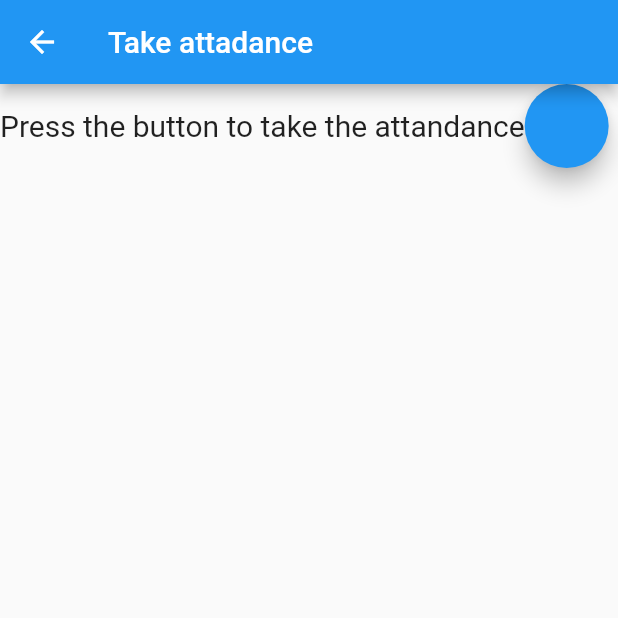
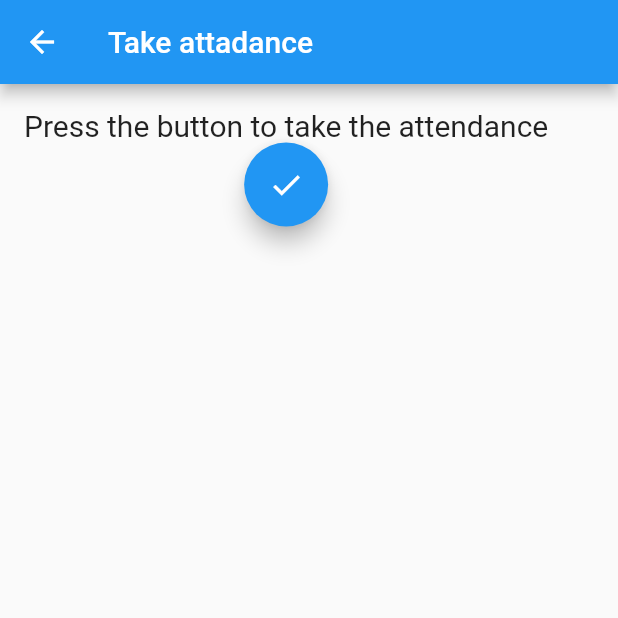
Before and after one commit to aaronkong13/attandanceAppSystem, a Flutter app: the takeAttendanceSrceen screen opened directly, on a phone screen of 412 x 824 dp, the top half of it. Run offline on Flutter 3.47's test engine with Material 2 defaults, Android fonts, the phone set to English and light mode, and no system bars; our stand-ins replace date_format.

Commit message:
add time zone widget and fix the button possition

```diff
--- a/testflutterproject1/lib/attandanceSrceen.dart
+++ b/testflutterproject1/lib/attandanceSrceen.dart
@@ -2,6 +2,7 @@ import 'dart:io';
 
 import 'package:flutter/material.dart';
 import 'package:testflutterproject1/attdRecord.dart';
+import 'package:date_format/date_format.dart';
 
 class takeAttendanceSrceen extends StatefulWidget {
   const takeAttendanceSrceen({super.key});
@@ -11,6 +12,11 @@ class takeAttendanceSrceen extends StatefulWidget {
 }
 
 class _takeAttandanceSrceenState extends State<takeAttendanceSrceen> {
+  String output = "";
+  String date = "";
+  String time = "";
+  int takeAttdCount = 0;
+
   @override
   Widget build(BuildContext context) {
     return Scaffold(
@@ -18,18 +24,37 @@ class _takeAttandanceSrceenState extends State<takeAttendanceSrceen> {
           title: Text("Take attadance"),
         ),
         body: Container(
-        child: Row(children: [
-          Text("Press the button to take the attandance",
-              style: TextStyle(fontSize: 20)),
-          Row(children: [
-            FloatingActionButton(onPressed: () {
+          padding: EdgeInsets.all(16.0),
+          child: Column(
+            children: [
+              Text(
+                "Press the button to take the attendance",
+                style: TextStyle(fontSize: 20),
+              ),
+              FloatingActionButton(
+                onPressed: () {
                   AttendanceRecord attdRec = AttendanceRecord();
                   int takeCount = attdRec.takeAttandance();
-              print("Succesful to take the attendance:$takeCount");
-            }),
-          ]),
-        ]),
+                  int previousCount = takeCount - 1;
+
+                  print("Successful to take the attendance: $takeCount times");
+
+                  if (takeCount > previousCount) {
+                    setState(() {
+                      output = "Successful to take attendance.\n";
+                      time = attdRec.getTime();
+                      date = attdRec.getDate();
+                    });
+                  }
+                },
+                child: Icon(Icons.check), // Use an icon for the button
               ),
-    );
+              SizedBox(height: 10.0, width: 10.0), // Add some spacing
+              Text(output, style: TextStyle(fontSize: 30.0)),
+              Text(date, style: TextStyle(fontSize: 30.0)),
+              Text(time, style: TextStyle(fontSize: 30.0))
+            ],
+          ),
+        ));
   }
 }
--- a/testflutterproject1/lib/empRecordSrceen.dart
+++ b/testflutterproject1/lib/empRecordSrceen.dart
@@ -31,7 +31,7 @@ class _empRecordScreenState extends State<empRecordScreen> {
                 mainAxisAlignment: MainAxisAlignment.center,
                 children: [
                   Text(
-                    "Welcome!",
+                    "Welcome!${displayName}",
                     style: TextStyle(fontSize: 40),
                   )
                 ],
--- a/testflutterproject1/lib/prog.dart
+++ b/testflutterproject1/lib/prog.dart
@@ -1,5 +1,6 @@
 class Name {
-  String name = "Aaron";
+  //test for class function
+  String name = "name";
 
   Name() {}
 
--- a/testflutterproject1/pubspec.yaml
+++ b/testflutterproject1/pubspec.yaml
@@ -32,9 +32,13 @@ dependencies:
     sdk: flutter
 
 
+
   # The following adds the Cupertino Icons font to your application.
   # Use with the CupertinoIcons class for iOS style icons.
   cupertino_icons: ^1.0.2
+  date_format: ^2.0.7
+  intl: ^0.18.1
+  timezone: ^0.9.2
 
 dev_dependencies:
   flutter_test:
```
Also changed, not shown: testflutterproject1/lib/attdRecord.dart (+35 -1 lines), testflutterproject1/pubspec.lock. Lines whose indentation alone changed are shown as unchanged.
